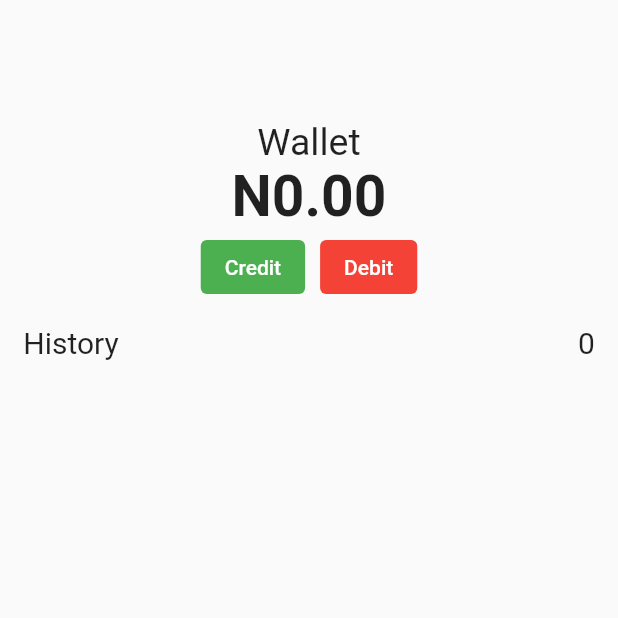
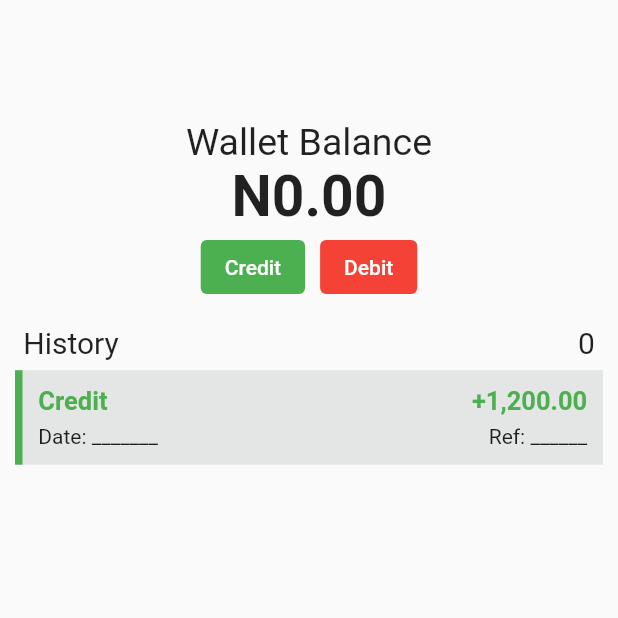
Before and after one commit to Collins-Paul/fintech, a Flutter app: the screen it shows after launch, on a phone screen of 412 x 824 dp, the top half of it. Run offline on Flutter 3.47's test engine with Material 2 defaults, Android fonts, the phone set to English and light mode, and no system bars.

Commit message:
Transaction Card Added

```diff
--- a/lib/main.dart
+++ b/lib/main.dart
@@ -25,7 +25,7 @@ class _FinTechState extends State<FinTech> {
                       padding: const EdgeInsets.only(top: 80.0),
                       child: Column(
                         children: [
-                            const Text('Wallet',
+                            const Text('Wallet Balance',
                                 style: TextStyle(
                                   fontSize: 25.0
                                 ),
@@ -37,13 +37,13 @@ class _FinTechState extends State<FinTech> {
                                 ),),
                             Row(
                               children: [
-                                Container(
+                                Container (
                                     padding: const EdgeInsets.only(right: 5.0),
                                     child: const ElevatedButton(onPressed: null,
-                                    style: ButtonStyle(
+                                    style:  ButtonStyle(
                                       backgroundColor: MaterialStatePropertyAll<Color>(Colors.green),
                                     ),
-                                    child: Text('Credit',
+                                    child:  Text('Credit',
                                       style: TextStyle(
                                         color: Colors.white
                                       ),
@@ -69,6 +69,7 @@ class _FinTechState extends State<FinTech> {
                     )
                   ],
               ),
+
             // History goes here
             Container(
               margin: const EdgeInsets.only(left: 15.5, right: 15.5, top: 15.0),
@@ -87,6 +88,55 @@ class _FinTechState extends State<FinTech> {
                       ),
                     ],
               ),
+            ),
+
+            // Transaction history card
+            Container(
+              decoration: const BoxDecoration(
+                border: Border(
+                  left: BorderSide(width: 5.0, color: Colors.green)
+                ),
+              color: Color.fromARGB(255, 228, 230, 230),
+              ),
+              padding: const EdgeInsets.all(10.5),
+              margin: const EdgeInsets.symmetric(horizontal: 10.0, vertical: 6.8),
+              child: Row(
+                mainAxisAlignment: MainAxisAlignment.spaceBetween,
+                children: [
+                  Column(
+                    crossAxisAlignment: CrossAxisAlignment.start,
+                    children: const [
+                      Padding(
+                        padding: EdgeInsets.only(bottom: 6.0),
+                        child: Text('Credit',
+                          style: TextStyle(
+                            fontWeight: FontWeight.bold,
+                            color: Colors.green,
+                            fontSize: 17.0,
+                          ),
+                        ),
+                      ),
+                      Text('Date: _______'),
+                    ],
+                  ),
+                  Column(
+                    crossAxisAlignment: CrossAxisAlignment.end,
+                    children: const [
+                      Padding(
+                        padding: EdgeInsets.only(bottom: 6.0),
+                        child: Text('+1,200.00',
+                          style: TextStyle(
+                            fontWeight: FontWeight.bold,
+                            color: Colors.green,
+                            fontSize: 17.0,
+                          ),
+                        ),
+                      ),
+                      Text('Ref: ______')
+                    ],
+                  )
+                ],
+              ),
             )
           ],
         ),
```
